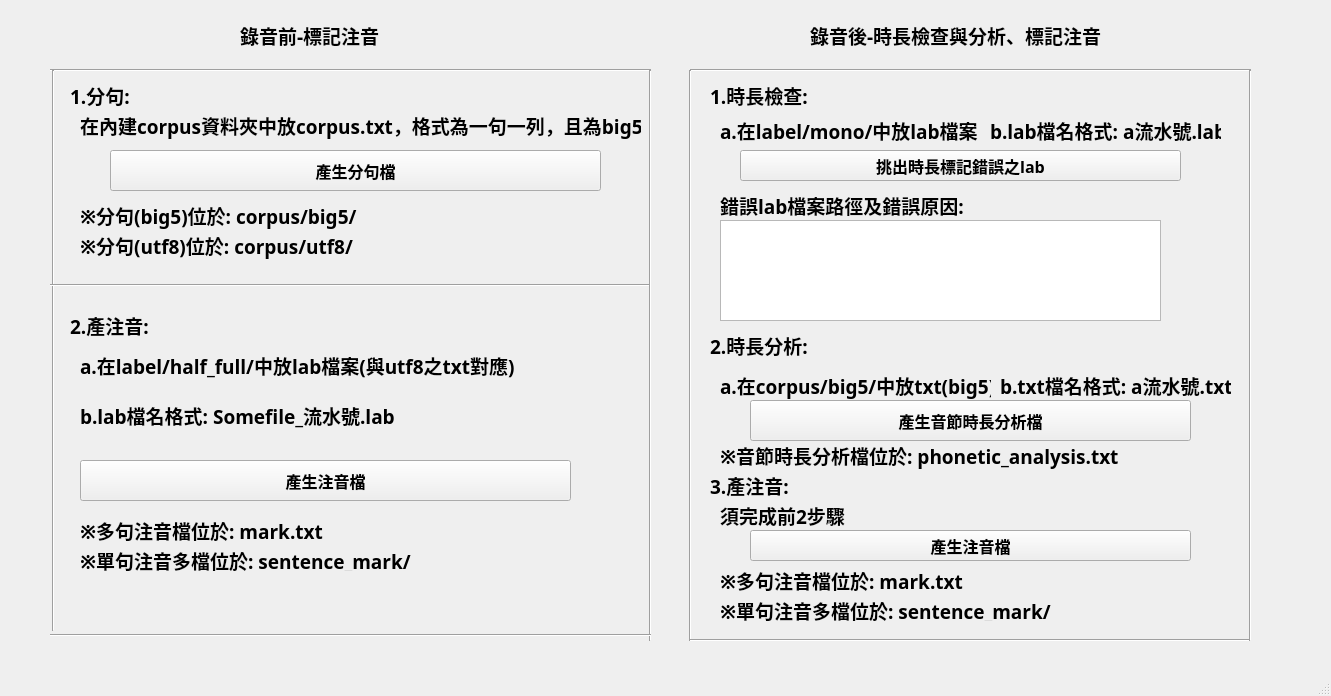
Before: the Qt Designer form phonetic_mark_tool_ui.ui in KennyChenFight/phonetic_mark_tool, drawn with Qt 5.
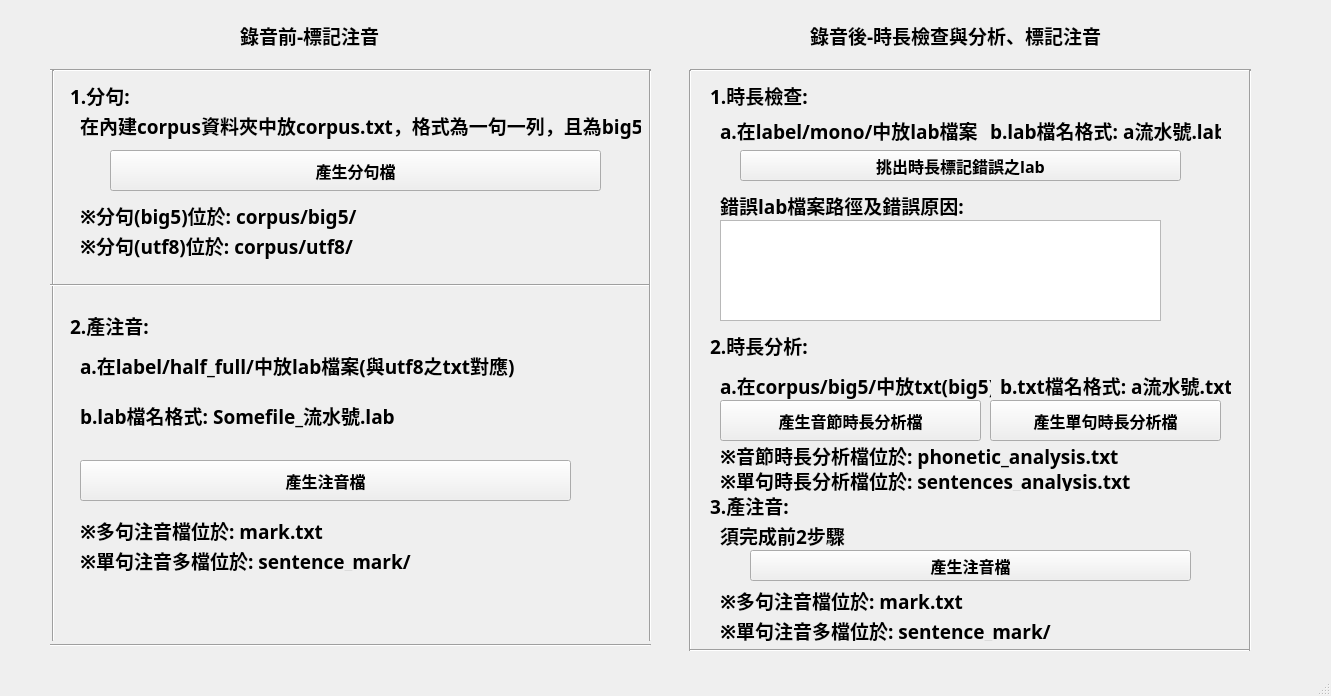
After: the same form once the commit is applied. Icons and pictures are not drawn.

```diff
--- a/phonetic_mark_tool_ui.ui
+++ b/phonetic_mark_tool_ui.ui
@@ -105,9 +105,9 @@
    <widget class="QPushButton" name="pb_phone_analysis">
     <property name="geometry">
      <rect>
-      <x>750</x>
+      <x>720</x>
       <y>400</y>
-      <width>441</width>
+      <width>261</width>
       <height>41</height>
      </rect>
     </property>
@@ -166,7 +166,7 @@
       <x>43</x>
       <y>70</y>
       <width>20</width>
-      <height>561</height>
+      <height>571</height>
      </rect>
     </property>
     <property name="orientation">
@@ -275,7 +275,7 @@
     <property name="geometry">
      <rect>
       <x>50</x>
-      <y>620</y>
+      <y>630</y>
       <width>601</width>
       <height>31</height>
      </rect>
@@ -417,7 +417,7 @@
       <x>680</x>
       <y>70</y>
       <width>20</width>
-      <height>571</height>
+      <height>581</height>
      </rect>
     </property>
     <property name="orientation">
@@ -428,7 +428,7 @@
     <property name="geometry">
      <rect>
       <x>690</x>
-      <y>630</y>
+      <y>640</y>
       <width>561</width>
       <height>20</height>
      </rect>
@@ -443,7 +443,7 @@
       <x>1240</x>
       <y>70</y>
       <width>20</width>
-      <height>571</height>
+      <height>581</height>
      </rect>
     </property>
     <property name="orientation">
@@ -595,7 +595,7 @@
     <property name="geometry">
      <rect>
       <x>750</x>
-      <y>530</y>
+      <y>550</y>
       <width>441</width>
       <height>31</height>
      </rect>
@@ -616,7 +616,7 @@
     <property name="geometry">
      <rect>
       <x>720</x>
-      <y>570</y>
+      <y>590</y>
       <width>381</width>
       <height>21</height>
      </rect>
@@ -640,7 +640,7 @@
     <property name="geometry">
      <rect>
       <x>720</x>
-      <y>600</y>
+      <y>620</y>
       <width>441</width>
       <height>21</height>
      </rect>
@@ -760,7 +760,7 @@
     <property name="geometry">
      <rect>
       <x>710</x>
-      <y>470</y>
+      <y>490</y>
       <width>281</width>
       <height>31</height>
      </rect>
@@ -784,7 +784,7 @@
     <property name="geometry">
      <rect>
       <x>720</x>
-      <y>500</y>
+      <y>520</y>
       <width>141</width>
       <height>31</height>
      </rect>
@@ -804,6 +804,51 @@
      <string>須完成前2步驟</string>
     </property>
    </widget>
+   <widget class="QPushButton" name="pb_sentences_analysis">
+    <property name="geometry">
+     <rect>
+      <x>990</x>
+      <y>400</y>
+      <width>231</width>
+      <height>41</height>
+     </rect>
+    </property>
+    <property name="font">
+     <font>
+      <family>微軟正黑體</family>
+      <pointsize>12</pointsize>
+      <weight>75</weight>
+      <bold>true</bold>
+     </font>
+    </property>
+    <property name="text">
+     <string>產生單句時長分析檔</string>
+    </property>
+   </widget>
+   <widget class="QLabel" name="label_24">
+    <property name="geometry">
+     <rect>
+      <x>720</x>
+      <y>470</y>
+      <width>441</width>
+      <height>21</height>
+     </rect>
+    </property>
+    <property name="font">
+     <font>
+      <family>微軟正黑體</family>
+      <pointsize>14</pointsize>
+      <weight>75</weight>
+      <bold>true</bold>
+     </font>
+    </property>
+    <property name="inputMethodHints">
+     <set>Qt::ImhFormattedNumbersOnly</set>
+    </property>
+    <property name="text">
+     <string>※單句時長分析檔位於: sentences_analysis.txt</string>
+    </property>
+   </widget>
   </widget>
   <widget class="QMenuBar" name="menubar">
    <property name="geometry">
```
